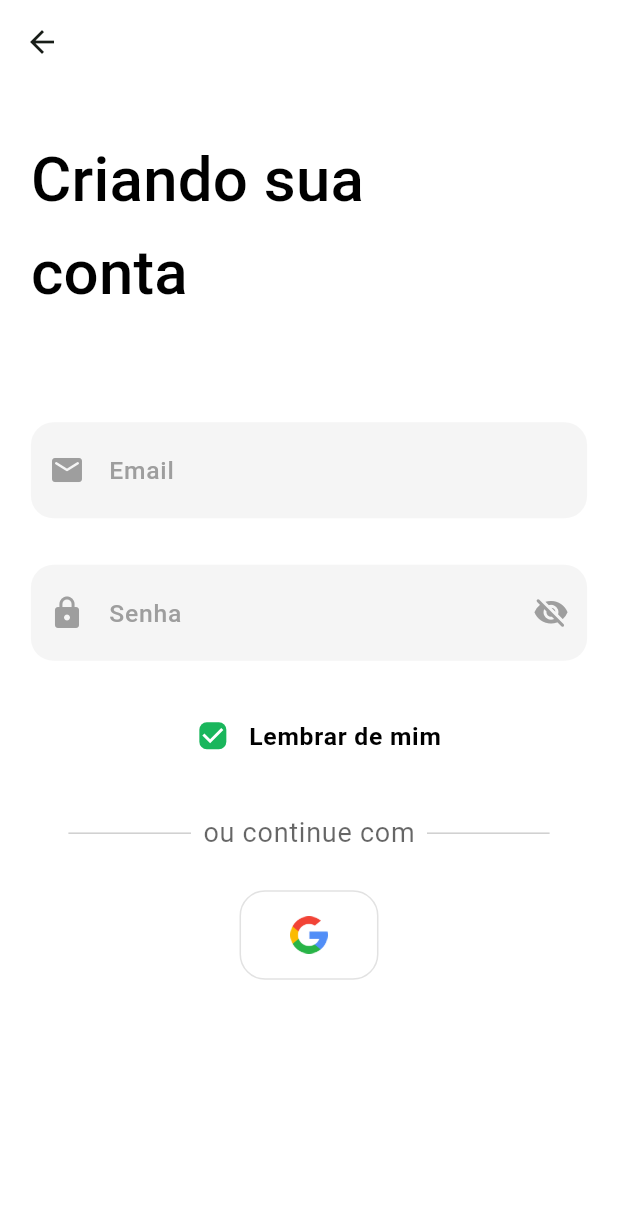
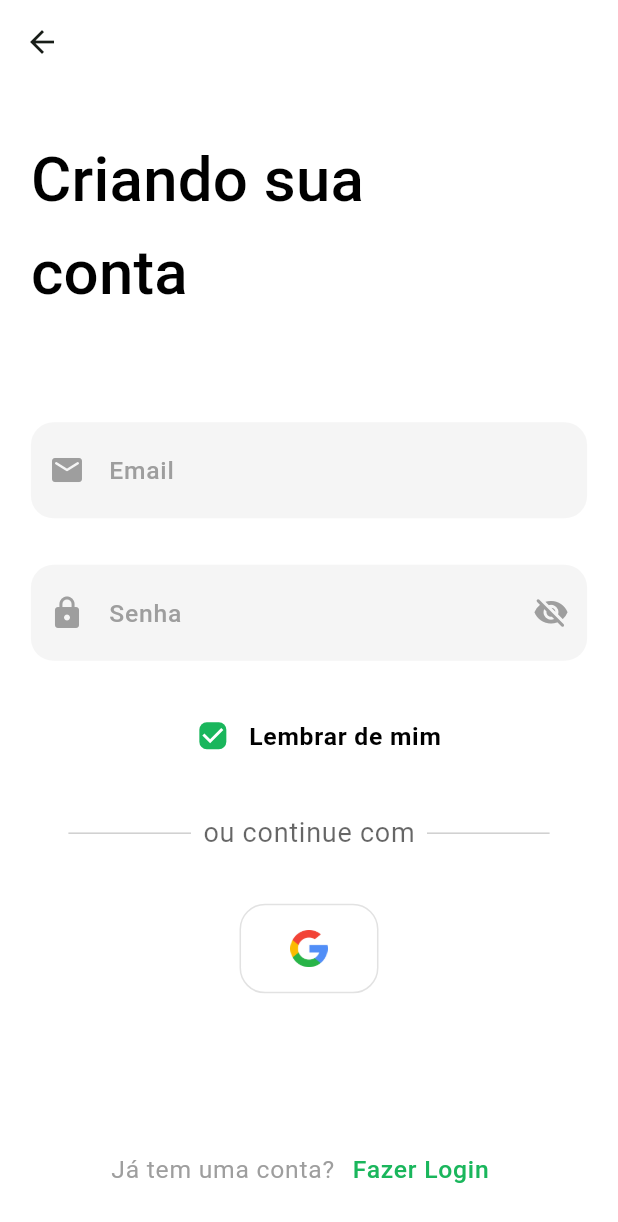
Before and after one commit to JoseVinicius-P/AluExpress-Flutter, a Flutter app: the CreateAccountPage screen opened by its route, on a phone screen of 412 x 824 dp. Shown: the top 1222 px of the screen. Run offline on Flutter 3.47's test engine with Material 2 defaults, Android fonts, the phone set to English and light mode, and no system bars; drawn by our look-alikes of auto_size_text; our stand-ins replace carousel_slider, device_preview, flutter_modular, flutter_triple, mask_text_input_formatter, responsive_builder.

Commit message:
style: adicionando botão para login

```diff
--- a/lib/app/modules/authentication/pages/create_account_page.dart
+++ b/lib/app/modules/authentication/pages/create_account_page.dart
@@ -15,6 +15,7 @@ class CreateAccountPage extends StatefulWidget {
 class CreateAccountPageState extends State<CreateAccountPage> {
   @override
   Widget build(BuildContext context) {
+    var theme = Theme.of(context);
     return Scaffold(
       resizeToAvoidBottomInset: false,
       extendBodyBehindAppBar: true,
@@ -24,8 +25,9 @@ class CreateAccountPageState extends State<CreateAccountPage> {
       body: Padding(
         padding: EdgeInsets.all(5.sw),
         child: Column(
+          mainAxisSize: MainAxisSize.max,
           children: [
-            TitleWidget(
+            const TitleWidget(
               text: 'Criando sua \nconta',
               textAlign: TextAlign.left,
             ),
@@ -33,14 +35,14 @@ class CreateAccountPageState extends State<CreateAccountPage> {
                 child: Column(
                   crossAxisAlignment: CrossAxisAlignment.center,
                   children: [
-                    TextFieldWidget(
+                    const TextFieldWidget(
                         hint: 'Email',
                         enable: true,
                         icon: Icons.email_rounded,
                         keyboardType: TextInputType.emailAddress
                     ),
-                    SizedBox(height: 5,),
-                    TextFieldWidget(
+                    const SizedBox(height: 5,),
+                    const TextFieldWidget(
                         hint: 'Senha',
                         enable: true,
                         icon: Icons.lock,
@@ -52,16 +54,42 @@ class CreateAccountPageState extends State<CreateAccountPage> {
             ),
             Expanded(
                 child: Column(
+                  mainAxisSize: MainAxisSize.min,
+                  mainAxisAlignment: MainAxisAlignment.spaceBetween,
                   children: [
-                    DividerWidget(text: "ou continue com"),
-                    SizedBox(height: 25,),
+                    const DividerWidget(text: "ou continue com"),
                     Row(
                       mainAxisSize: MainAxisSize.min,
                       children: [
                         GoogleButtonWidget(onTap: (){}, withText: false,)
                       ],
+                    ),
+                    const SizedBox(height: 25,),
+                    Row(
+                      mainAxisSize: MainAxisSize.max,
+                      mainAxisAlignment: MainAxisAlignment.center,
+                      children: [
+                        Flexible(
+                          child: AutoSizeText(
+                            "Já tem uma conta?",
+                            style: theme.textTheme.labelSmall!.copyWith(color: Colors.grey, fontWeight: FontWeight.normal),
+                            maxLines: 1,
+                            softWrap: true,
+                          ),
+                        ),
+                        Flexible(
+                          child: TextButton(
+                            onPressed: (){},
+                            child: AutoSizeText(
+                              "Fazer Login",
+                              style: theme.textTheme.labelSmall!.copyWith(color: MyColors.primaryColor),
+                              maxLines: 1,
+                              softWrap: true,
+                            ),
+                          ),
+                        )
+                      ],
                     )
-
                   ],
                 )
             ),
```
